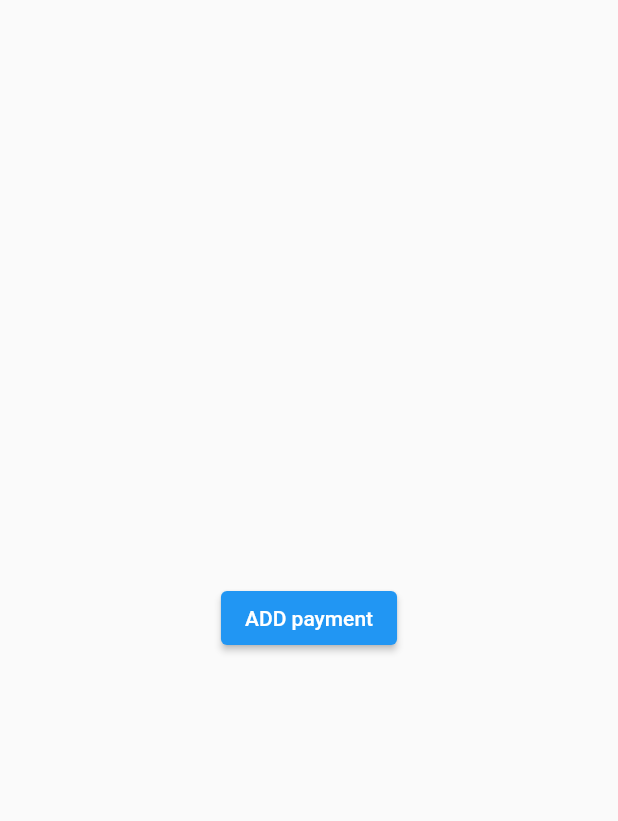
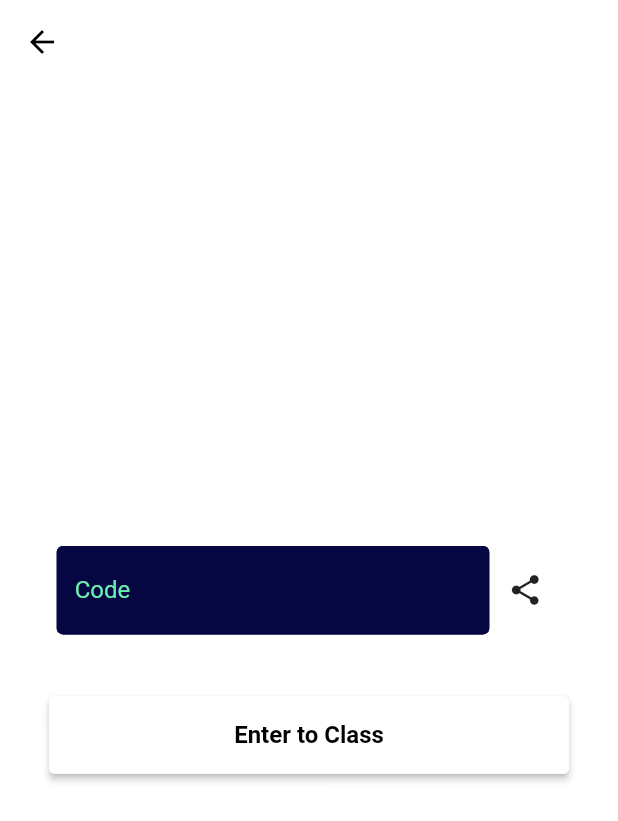
Before and after one commit to DotMurtaza/digital-learning, a Flutter app: the HomePage screen opened directly, after a tap on "ADD payment", on a phone screen of 412 x 824 dp. Shown: the top 821 px of the screen. Run offline on Flutter 3.47's test engine with Material 2 defaults, Android fonts, the phone set to English and light mode, and no system bars; our stand-ins replace cloud_firestore, firebase_auth, firebase_core, get, share_plus; missing offline and left inert: clipboard, flutter_stripe; accounts and stored records are empty.

```diff
--- /dev/null
+++ b/lib/views/pages/generate_code/generate_code_page.dart
@@ -0,0 +1,72 @@
+import 'package:clipboard/clipboard.dart';
+import 'package:flutter/material.dart';
+import 'package:get/get.dart';
+import 'package:online_academy/views/pages/diary/diary_page.dart';
+import 'package:online_academy/views/widgets/imput_field.dart';
+import 'package:online_academy/views/widgets/primary_button.dart';
+import 'package:share_plus/share_plus.dart';
+
+class GenerateCode extends StatelessWidget {
+  GenerateCode({Key? key}) : super(key: key);
+  final TextEditingController generateCodeController = TextEditingController();
+  @override
+  Widget build(BuildContext context) {
+    var size = MediaQuery.of(context).size;
+    return Scaffold(
+        appBar: AppBar(
+            backgroundColor: Colors.white,
+            elevation: 0,
+            leading: IconButton(
+              onPressed: () {
+                Get.back();
+              },
+              icon: const Icon(Icons.arrow_back, color: Colors.black),
+            )),
+        backgroundColor: Colors.white,
+        body: Column(
+          mainAxisAlignment: MainAxisAlignment.center,
+          children: [
+            Row(
+              mainAxisAlignment: MainAxisAlignment.center,
+              children: [
+                SizedBox(
+                  width: MediaQuery.of(context).size.width * 0.7,
+                  child: InputField(
+                      isEnabled: true,
+                      hintText: "Code",
+                      controller: generateCodeController,
+                      vlaidator: (val) {
+                        return null;
+                      }),
+                ),
+                IconButton(
+                  onPressed: () => shareText(generateCodeController.text),
+                  icon: const Icon(Icons.share),
+                  // onPressed: () {
+
+                  //   // FlutterClipboard.copy(generateCodeController.text)
+                  //   //     .then((value) {
+                  //   //   return ScaffoldMessenger.of(context).showSnackBar(
+                  //   //       const SnackBar(
+                  //   //           content:
+                  //   //               Text('Code has been copied to clipboard')));
+                  //   // });
+                  // },
+                ),
+              ],
+            ),
+            SizedBox(height: size.height * 0.05),
+            PrimaryButton(
+                size: size,
+                text: "Enter to Class",
+                onTap: () {
+                  Get.to(() => DiaryPage());
+                }),
+          ],
+        ));
+  }
+
+  shareText(String text) {
+    Share.share(text);
+  }
+}
--- a/lib/views/pages/home/home_page.dart
+++ b/lib/views/pages/home/home_page.dart
@@ -1,6 +1,7 @@
 import 'package:flutter/material.dart';
 import 'package:get/get.dart';
 import 'package:online_academy/Controllers/payment_controller.dart';
+import 'package:online_academy/views/pages/generate_code/generate_code_page.dart';
 
 class HomePage extends StatelessWidget {
   HomePage({Key? key}) : super(key: key);
@@ -12,9 +13,10 @@ class HomePage extends StatelessWidget {
       body: Center(
         child: ElevatedButton(
             onPressed: () {
-              paymentController.makePayment(context);
+              Get.to(() => GenerateCode());
+              // paymentController.makePayment(context);
             },
-            child: Text("ADD payment")),
+            child: const Text("ADD payment")),
       ),
     );
   }
--- a/lib/views/widgets/imput_field.dart
+++ b/lib/views/widgets/imput_field.dart
@@ -8,14 +8,17 @@ class InputField extends StatelessWidget {
     required this.controller,
     this.isObsure = false,
     required this.vlaidator,
+    this.isEnabled = true,
   }) : super(key: key);
   final String hintText;
   final TextEditingController controller;
   final bool isObsure;
   final String? Function(String?)? vlaidator;
+  final bool isEnabled;
   @override
   Widget build(BuildContext context) {
     return TextFormField(
+      enabled: isEnabled,
       style: const TextStyle(color: Colors.greenAccent),
       controller: controller,
       obscureText: isObsure,
--- a/pubspec.yaml
+++ b/pubspec.yaml
@@ -41,6 +41,9 @@ dependencies:
   firebase_storage: ^10.3.10
   flutter_stripe: ^3.3.0
   http: ^0.13.5
+  clipboard: ^0.1.3
+  share_plus: ^4.4.0
+  intl: ^0.17.0
 
 
 dev_dependencies:
```
Also changed, not shown: lib/views/pages/diary/components/diary_header.dart (added, +42 -0 lines), lib/views/pages/diary/diary_page.dart (added, +107 -0 lines), pubspec.lock, 2 other files.
